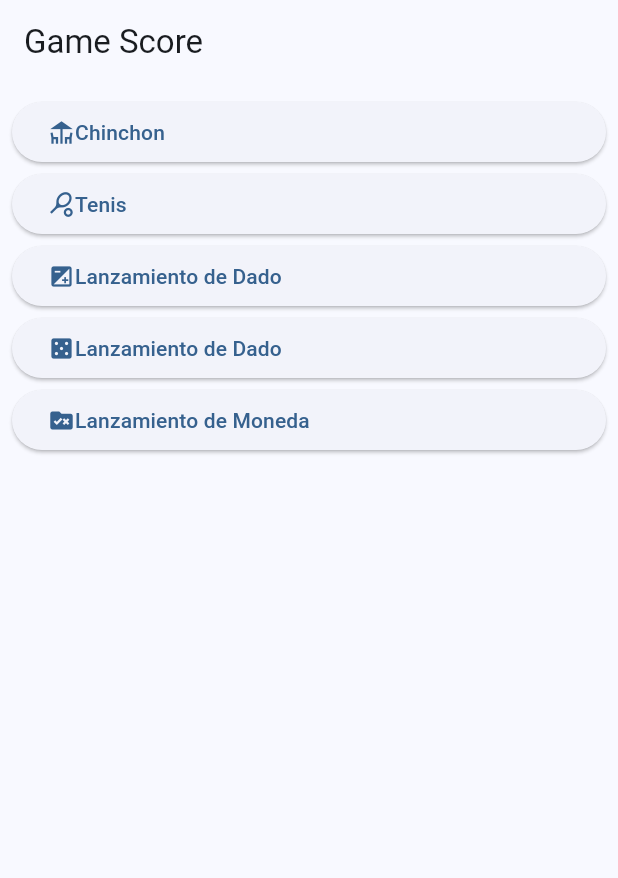
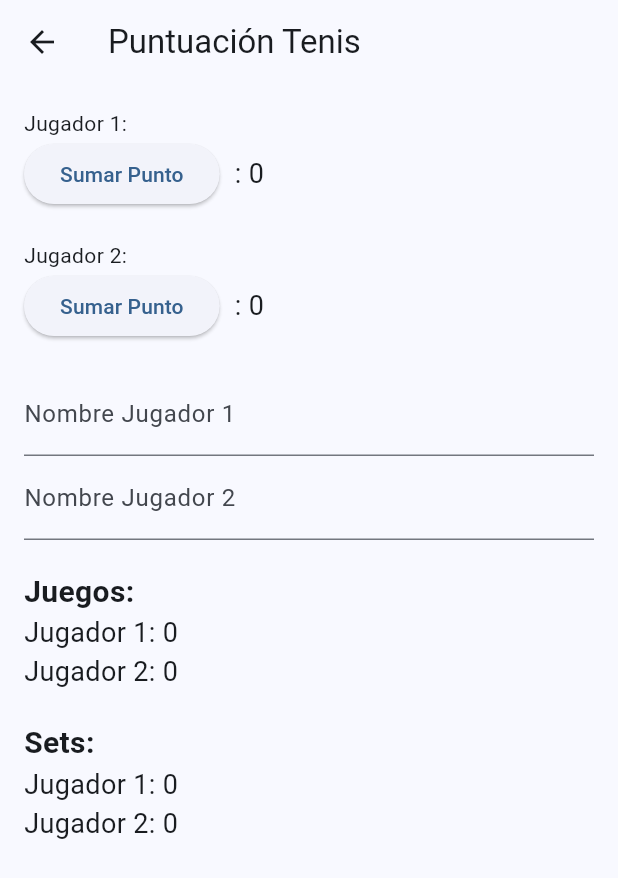
Before and after one commit to velasco10/game_score, a Flutter app: the screen it shows after launch, after a tap on "Tenis", on a phone screen of 412 x 824 dp. Shown: the top 878 px of the screen. Run offline on Flutter 3.47's test engine with Material 2 defaults, Android fonts, the phone set to English and light mode, and no system bars.

Commit message:
complete tennis logic

```diff
--- a/lib/main.dart
+++ b/lib/main.dart
@@ -1,5 +1,4 @@
 import 'package:flutter/material.dart';
-import 'package:game_score/presentations/games/chinchon.dart';
 import 'package:game_score/presentations/games/coin.dart';
 import 'package:game_score/presentations/games/dice.dart';
 import 'package:game_score/presentations/games/tennis.dart';
@@ -29,7 +28,7 @@ class GameScore extends StatelessWidget {
           '/coin': (BuildContext context) =>const Coin(),
           '/counter': (BuildContext context) =>const Counter(),
           '/dice': (BuildContext context) =>const Dice(),
-          // '/tennis': (BuildContext context) =>const Tennis(),
+          '/tennis': (BuildContext context) =>const Tennis(),
         }
       );
 
--- a/lib/presentations/games/tennis.dart
+++ b/lib/presentations/games/tennis.dart
@@ -1,22 +1,195 @@
-// import 'package:flutter/material.dart';
-// import './tennis_score.dart';
+import 'package:flutter/material.dart';
 
-// class Tennis extends StatefulWidget {
-//   // Resto del código del GamePage...
+class Tennis extends StatefulWidget {
+  const Tennis({Key? key}) : super(key: key);
 
-//   void _showTennisScoreTable() {
-//     // Aquí se simula que las puntuaciones de ambos jugadores están disponibles.
-//     List<int> player1Scores = [0, 15, 30, 40, 40, 40];
-//     List<int> player2Scores = [0, 0, 15, 15, 30, 40];
+  @override
+  _TennisState createState() => _TennisState();
+}
 
-//     Navigator.push(
-//       context,
-//       MaterialPageRoute(
-//         builder: (context) => TennisScore(
-//           player1Scores: player1Scores,
-//           player2Scores: player2Scores,
-//         ),
-//       ),
-//     );
-//   }
-// }
+class _TennisState extends State<Tennis> {
+  String player1Name = '';
+  String player2Name = '';
+  int player1Points = 0;
+  int player2Points = 0;
+  int player1Games = 0;
+  int player2Games = 0;
+  int player1Sets = 0;
+  int player2Sets = 0;
+  bool deuce = false;
+  bool advantagePlayer1 = false;
+  bool advantagePlayer2 = false;
+
+  String _getScoreString(int points) {
+    if (points == 0) {
+      return '0';
+    } else if (points == 1) {
+      return '15';
+    } else if (points == 2) {
+      return '30';
+    } else if (points == 3) {
+      return '40';
+    } else {
+      return 'AV';
+    }
+  }
+
+  void _incrementPlayerPoints(int playerNumber) {
+    if (deuce) {
+      if (playerNumber == 1) {
+        if (!advantagePlayer1) {
+          if (advantagePlayer2) {
+            advantagePlayer2 = false; // Pierde la ventaja
+          } else {
+            advantagePlayer1 = true; // Ventaja para jugador 1
+          }
+        } else {
+          _addGameToPlayer(playerNumber); // Gana el juego
+        }
+      } else if (playerNumber == 2) {
+        if (!advantagePlayer2) {
+          if (advantagePlayer1) {
+            advantagePlayer1 = false; // Pierde la ventaja
+          } else {
+            advantagePlayer2 = true; // Ventaja para jugador 2
+          }
+        } else {
+          _addGameToPlayer(playerNumber); // Gana el juego
+        }
+      }
+    } else {
+      if (playerNumber == 1) {
+        setState(() {
+          player1Points++;
+        });
+      } else if (playerNumber == 2) {
+        setState(() {
+          player2Points++;
+        });
+      }
+
+      if (_isDeuce()) {
+        deuce = true;
+        advantagePlayer1 = false;
+        advantagePlayer2 = false;
+      } else if (_hasWinner()) {
+        _addGameToPlayer(playerNumber);
+      }
+    }
+  }
+
+  bool _isDeuce() {
+    return player1Points >= 3 && player2Points == player1Points;
+  }
+
+  bool _hasWinner() {
+    return player1Points >= 4 && player1Points >= player2Points + 2 ||
+        player2Points >= 4 && player2Points >= player1Points + 2;
+  }
+
+  void _addGameToPlayer(int playerNumber) {
+    if (playerNumber == 1) {
+      player1Games++;
+
+      if (player1Games >= 6 && player1Games >= player2Games + 2) {
+        _addSetToPlayer(playerNumber);
+      }
+    } else if (playerNumber == 2) {
+      player2Games++;
+
+      if (player2Games >= 6 && player2Games >= player1Games + 2) {
+        _addSetToPlayer(playerNumber);
+      }
+    }
+
+    player1Points = 0;
+    player2Points = 0;
+    deuce = false;
+    advantagePlayer1 = false;
+    advantagePlayer2 = false;
+  }
+
+  void _addSetToPlayer(int playerNumber) {
+    if (playerNumber == 1) {
+      player1Sets++;
+    } else if (playerNumber == 2) {
+      player2Sets++;
+    }
+
+    player1Games = 0;
+    player2Games = 0;
+  }
+
+  @override
+  Widget build(BuildContext context) {
+    return Scaffold(
+      appBar: AppBar(
+        title: const Text('Puntuación Tenis'),
+      ),
+      body: Padding(
+        padding: const EdgeInsets.all(16.0),
+        child: Column(
+          crossAxisAlignment: CrossAxisAlignment.stretch,
+          children: [
+            const Text('Jugador 1:'),
+            Row(
+              children: [
+                ElevatedButton(
+                  onPressed: () => _incrementPlayerPoints(1),
+                  child: const Text('Sumar Punto'),
+                ),
+                const SizedBox(width: 10),
+                Text('$player1Name: ${_getScoreString(player1Points)}',
+                    style: const TextStyle(fontSize: 18)),
+              ],
+            ),
+            const SizedBox(height: 20),
+            const Text('Jugador 2:'),
+            Row(
+              children: [
+                ElevatedButton(
+                  onPressed: () => _incrementPlayerPoints(2),
+                  child: const Text('Sumar Punto'),
+                ),
+                const SizedBox(width: 10),
+                Text('$player2Name: ${_getScoreString(player2Points)}',
+                    style: const TextStyle(fontSize: 18)),
+              ],
+            ),
+            const SizedBox(height: 20),
+            TextFormField(
+              decoration: const InputDecoration(labelText: 'Nombre Jugador 1'),
+              onChanged: (value) {
+                setState(() {
+                  player1Name = value;
+                });
+              },
+            ),
+            TextFormField(
+              decoration: const InputDecoration(labelText: 'Nombre Jugador 2'),
+              onChanged: (value) {
+                setState(() {
+                  player2Name = value;
+                });
+              },
+            ),
+            const SizedBox(height: 20),
+            const Text('Juegos:',
+                style: TextStyle(fontSize: 20, fontWeight: FontWeight.bold)),
+            Text('Jugador 1: $player1Games',
+                style: const TextStyle(fontSize: 18)),
+            Text('Jugador 2: $player2Games',
+                style: const TextStyle(fontSize: 18)),
+            const SizedBox(height: 20),
+            const Text('Sets:',
+                style: TextStyle(fontSize: 20, fontWeight: FontWeight.bold)),
+            Text('Jugador 1: $player1Sets',
+                style: const TextStyle(fontSize: 18)),
+            Text('Jugador 2: $player2Sets',
+                style: const TextStyle(fontSize: 18)),
+          ],
+        ),
+      ),
+    );
+  }
+}
--- a/lib/presentations/menu/menu_list.dart
+++ b/lib/presentations/menu/menu_list.dart
@@ -22,7 +22,7 @@ class MenuList extends StatelessWidget {
         ),
         ElevatedButton(
           onPressed: () {
-            Navigator.of(context, rootNavigator: true).pushNamed('/tennis');
+            Navigator.pushNamed(context, '/tennis');
           },
           child: Row(
             children: [
```
